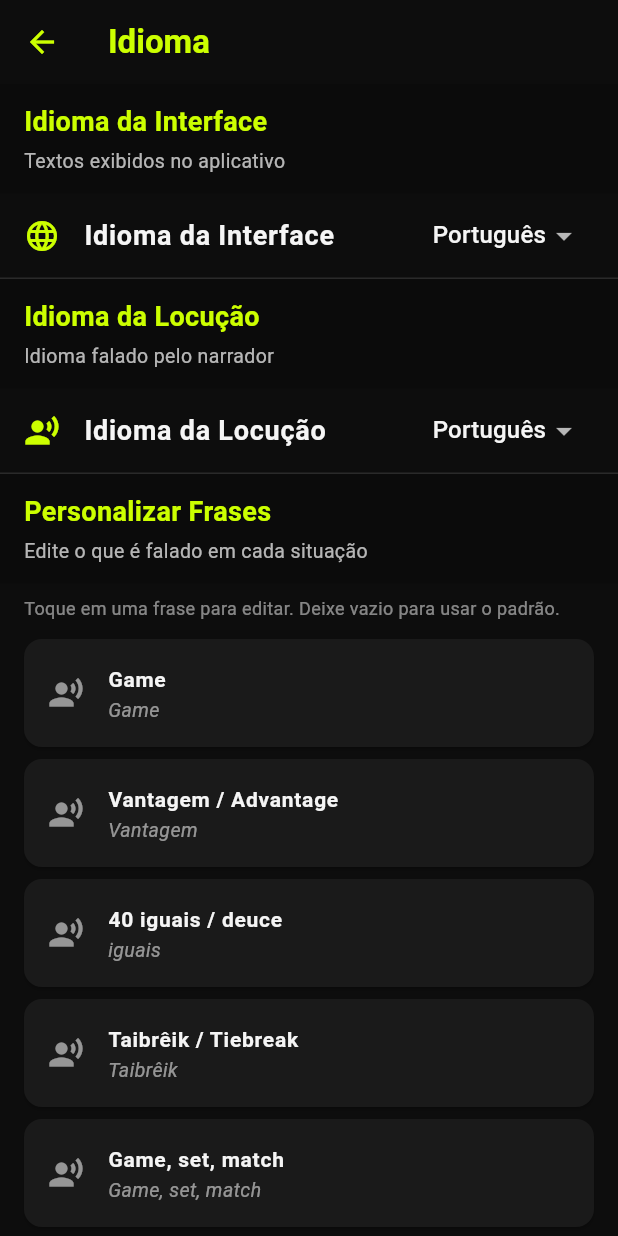
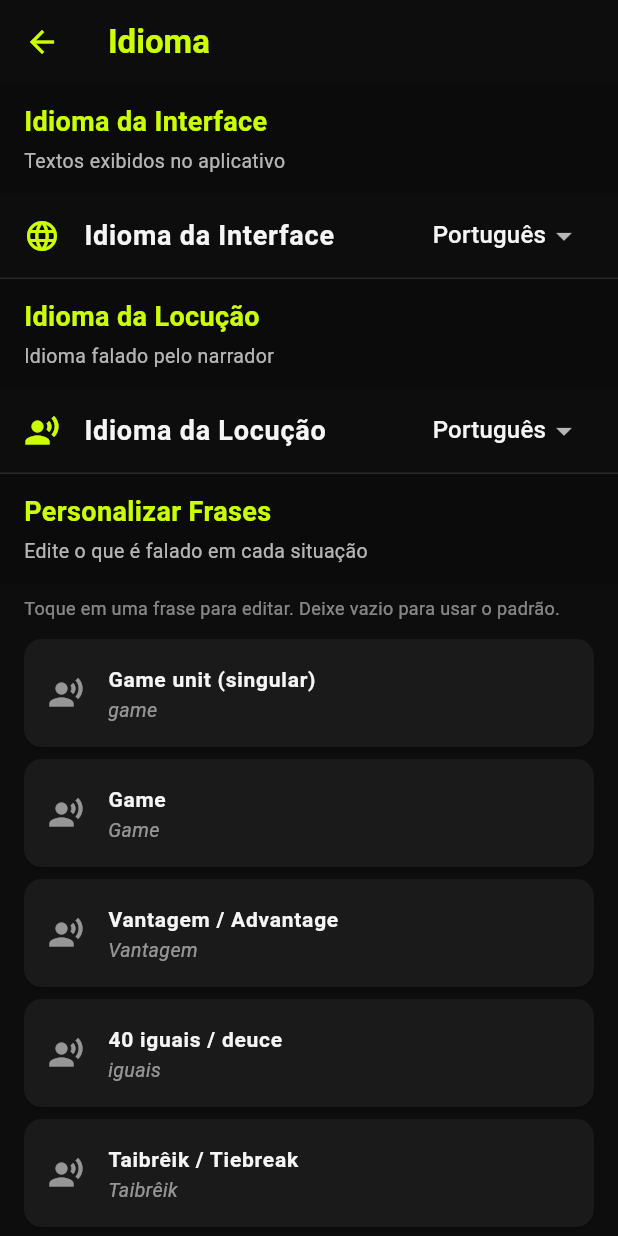
Before and after one commit to fgdreyer78/remote-racket-score, a Flutter app: the LanguageSettingsScreen screen opened directly, on a phone screen of 412 x 824 dp. Run offline on Flutter 3.47's test engine with Material 3 defaults, Android fonts, the phone set to English and light mode, and no system bars; our stand-ins replace audio_service, flutter_riverpod, flutter_tts, google_mobile_ads, just_audio, share_plus and 1 more; missing offline and left inert: audio_session; accounts and stored records are empty; statements that could not run were skipped.

Commit message:
Locucoes 001

```diff
--- a/lib/core/tts_dictionary.dart
+++ b/lib/core/tts_dictionary.dart
@@ -14,6 +14,7 @@ class TtsDictionary {
       'setWinnerPrefix': 'Game e',
       'setTied': 'set empatado em',
       'leads': 'lidera por',
+      'gameUnitSingular': 'game',
       'gamesUnit': 'games a',
       'timeWarning': 'Táim',
       // Ordinais de set
@@ -41,6 +42,7 @@ class TtsDictionary {
       'setWinnerPrefix': 'Game and',
       'setTied': 'set tied at',
       'leads': 'leads',
+      'gameUnitSingular': 'game',
       'gamesUnit': 'games to',
       'timeWarning': 'Time',
       // Ordinais de set
@@ -114,6 +116,7 @@ class TtsDictionary {
 
   /// Lista de todas as chaves disponíveis para customização.
   static const List<String> customizableKeys = [
+    'gameUnitSingular',
     'game',
     'advantage',
     'deuce',
@@ -134,6 +137,7 @@ class TtsDictionary {
 
   /// Labels legíveis para cada chave (para exibição na tela de configuração).
   static const Map<String, String> keyLabels = {
+    'gameUnitSingular': 'Game unit (singular)',
     'game': 'Game',
     'advantage': 'Vantagem / Advantage',
     'deuce': '40 iguais / deuce',
```
Also changed, not shown: lib/services/tts_service.dart (+14 -9 lines).
